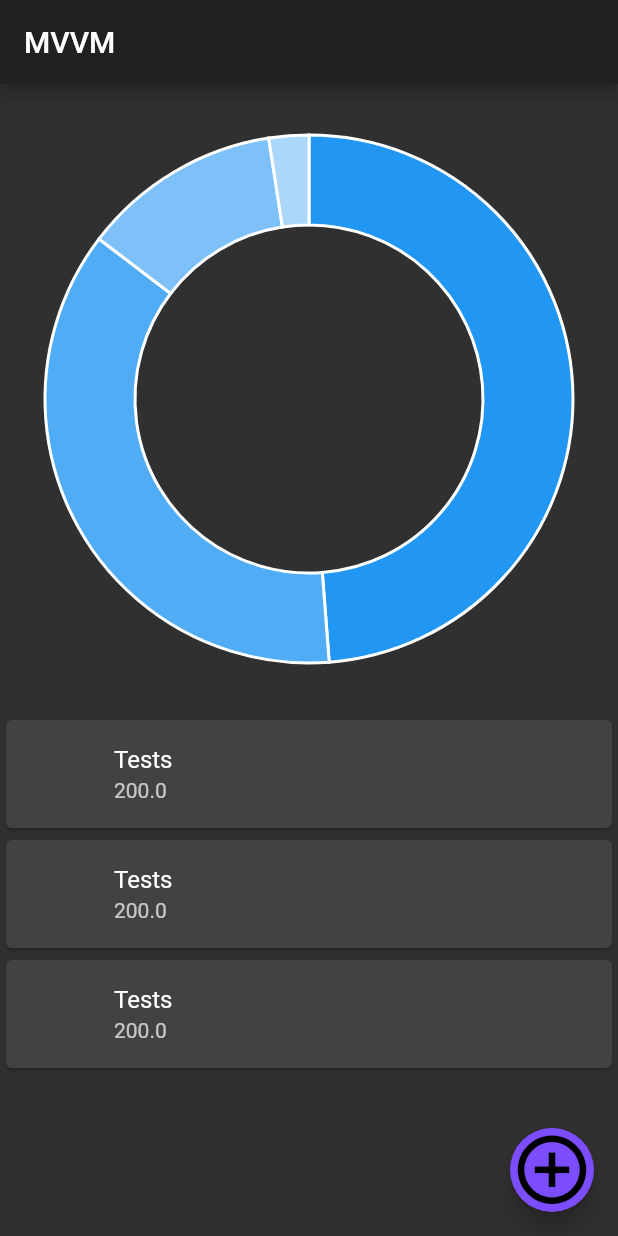
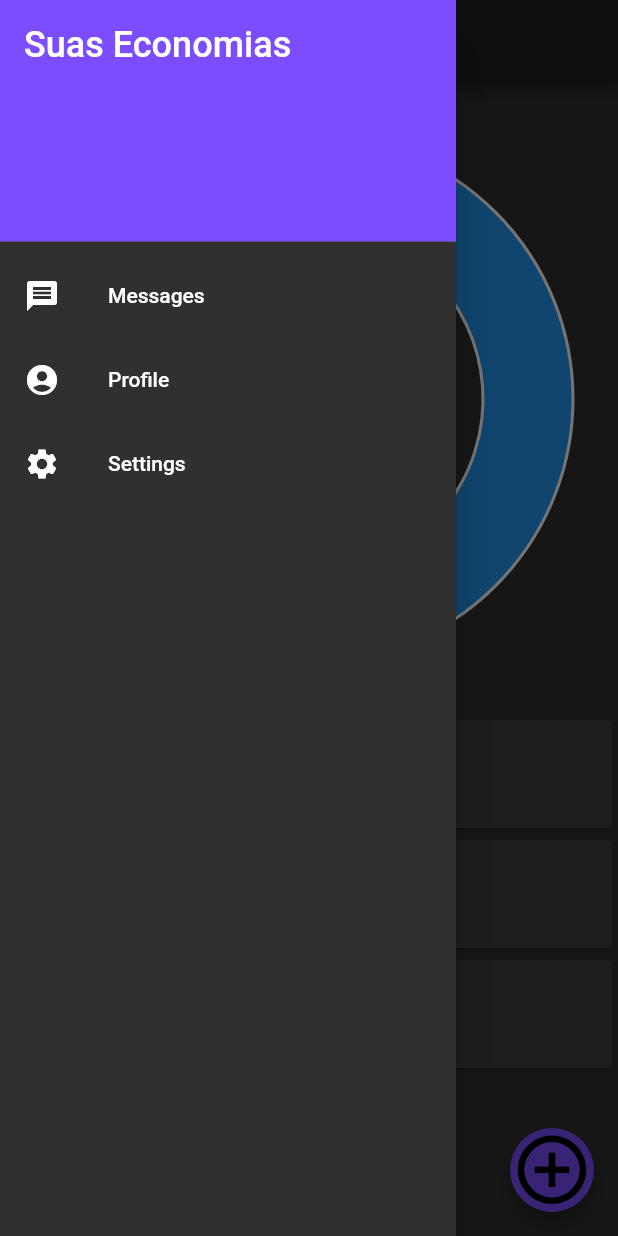
Before and after one commit to rezendevictor/flutter-mvvm, a Flutter app: the screen it shows after launch, with the side drawer open (before the commit the screen has no drawer), on a phone screen of 412 x 824 dp. Run offline on Flutter 3.47's test engine with Material 2 defaults, Android fonts, the phone set to English and light mode, and no system bars; our stand-ins replace charts_flutter.

```diff
--- a/lib/main.dart
+++ b/lib/main.dart
@@ -1,5 +1,5 @@
 import 'package:flutter/material.dart';
-import 'package:mvvm/screens/entry_screen.dart';
+import 'package:mvvm/view/entry_view.dart';
 
 void main() => runApp(MyApp());
 
--- a/lib/screens/entry_screen.dart
+++ b/lib/view/entry_view.dart
@@ -1,7 +1,8 @@
 import 'package:flutter/cupertino.dart';
 import 'package:flutter/material.dart';
-import 'package:mvvm/screens/screen_elements/piechart_element.dart';
-import 'package:mvvm/screens/screen_elements/text_display_element.dart';
+import 'package:mvvm/view/view_elements/drawer_element.dart';
+import 'package:mvvm/view/view_elements/piechart_element.dart';
+import 'package:mvvm/view/view_elements/text_display_element.dart';
 import 'package:charts_flutter/flutter.dart' as charts;
 
 class Entry extends StatelessWidget {
@@ -11,6 +12,7 @@ class Entry extends StatelessWidget {
 
     return Scaffold(
       appBar: AppBar(title: Text("MVVM")),
+      drawer: DrawerElement(),
       body: ListView(
         children: <Widget>[
           Container(
--- /dev/null
+++ b/lib/view/view_elements/drawer_element.dart
@@ -0,0 +1,46 @@
+import 'package:flutter/cupertino.dart';
+import 'package:flutter/material.dart';
+
+class DrawerElement extends StatelessWidget {
+  @override
+  Widget build(BuildContext context) {
+    // TODO: implement build
+    return Drawer(
+      child: ListView(
+        padding: EdgeInsets.zero,
+        children: const <Widget>[
+          DrawerHeader(
+            decoration: BoxDecoration(
+              color: Colors.deepPurpleAccent,
+            ),
+            child:
+            Text(
+              'Suas Economias',
+              style: TextStyle(
+                color: Colors.white,
+                fontSize: 24,
+              ),
+            ),
+
+
+          ),
+          ListTile(
+            leading: Icon(Icons.message),
+            title: Text('Messages'),
+          ),
+          ListTile(
+            leading: Icon(Icons.account_circle),
+            title: Text('Profile'),
+          ),
+          ListTile(
+            leading: Icon(Icons.settings),
+            title: Text('Settings'),
+          ),
+        ],
+      ),
+    );
+
+  }
+
+
+}
--- a/pubspec.yaml
+++ b/pubspec.yaml
@@ -19,11 +19,16 @@ environment:
 dependencies:
   flutter:
     sdk: flutter
+  build_runner: ^1.3.1
+  mobx_codegen: ^0.3.11
+
 
   # The following adds the Cupertino Icons font to your application.
   # Use with the CupertinoIcons class for iOS style icons.
   cupertino_icons: ^0.1.2
   charts_flutter: any
+  mobx: ^0.4.0
+  flutter_mobx: ^0.3.4
 
 dev_dependencies:
   flutter_test:
```
Also changed, not shown: lib/model/UserModel.dart (added, +36 -0 lines), lib/view/login_view.dart (added, +40 -0 lines), lib/view/view_elements/piechart_element.dart (renamed from lib/screens/screen_elements/piechart_element.dart), lib/view/view_elements/text_display_element.dart (renamed from lib/screens/screen_elements/text_display_element.dart), pubspec.lock.
